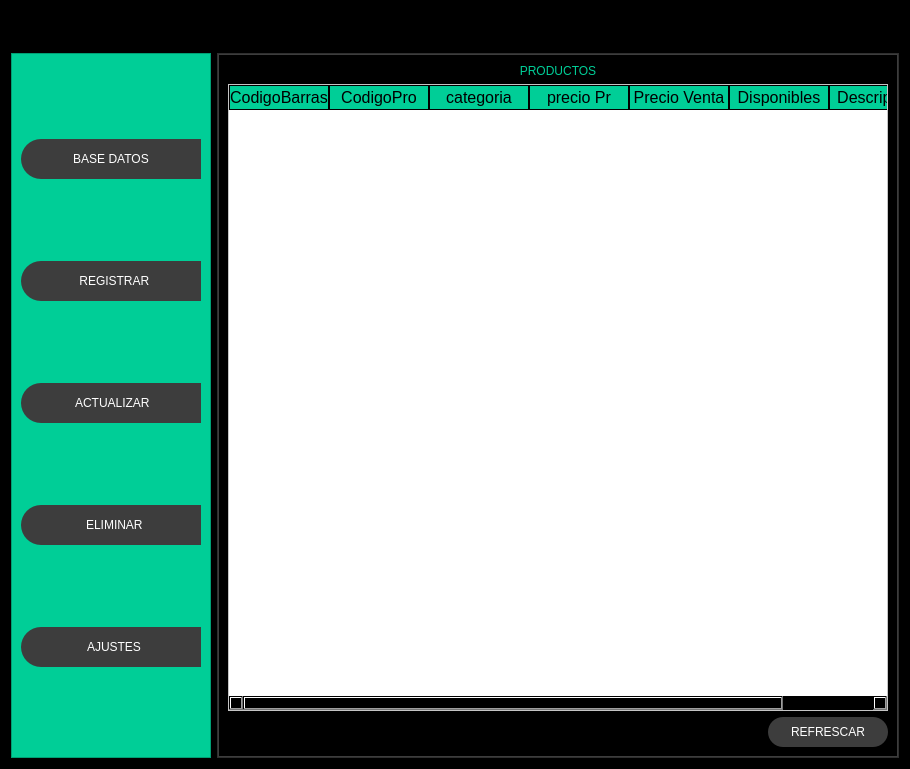
The window that diseño.ui (jose99II/repositorioBd) describes before a commit, drawn with Qt 5.
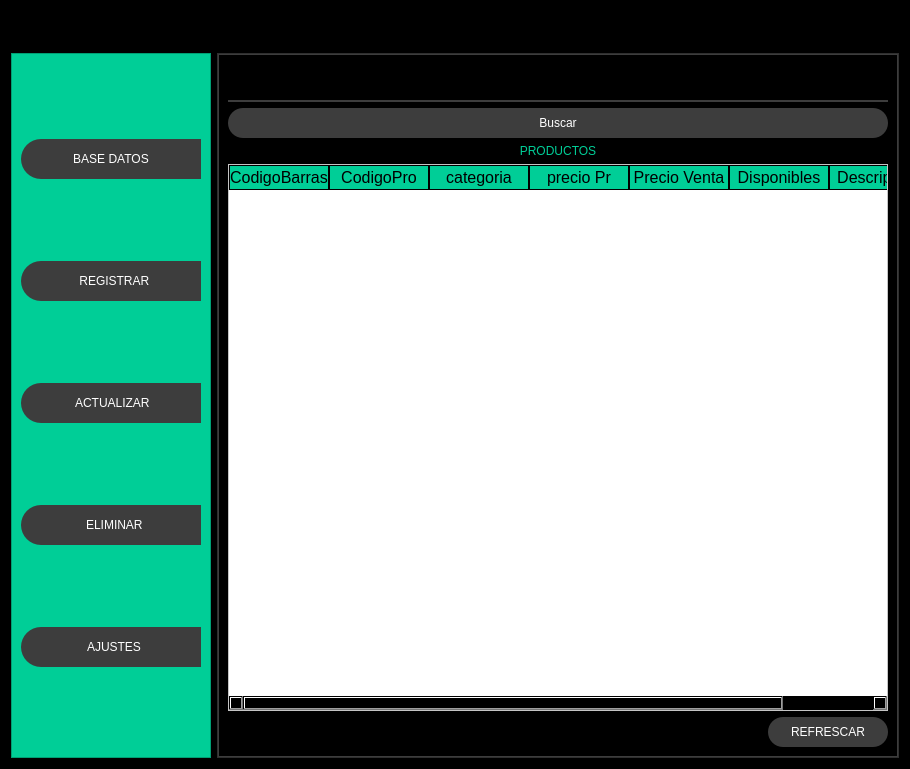
The same window after the commit. Icons and pictures are not drawn.

Patch:
```diff
--- a/diseño.ui
+++ b/diseño.ui
@@ -546,6 +546,35 @@
                 <layout class="QVBoxLayout" name="verticalLayout_9">
                  <item>
                   <layout class="QVBoxLayout" name="verticalLayout_4">
+                   <item>
+                    <spacer name="horizontalSpacer_4">
+                     <property name="orientation">
+                      <enum>Qt::Horizontal</enum>
+                     </property>
+                     <property name="sizeHint" stdset="0">
+                      <size>
+                       <width>40</width>
+                       <height>20</height>
+                      </size>
+                     </property>
+                    </spacer>
+                   </item>
+                   <item>
+                    <widget class="QLineEdit" name="buscar"/>
+                   </item>
+                   <item>
+                    <widget class="QPushButton" name="btnBuscar">
+                     <property name="minimumSize">
+                      <size>
+                       <width>20</width>
+                       <height>30</height>
+                      </size>
+                     </property>
+                     <property name="text">
+                      <string>Buscar</string>
+                     </property>
+                    </widget>
+                   </item>
                    <item>
                     <widget class="QLabel" name="label_3">
                      <property name="text">
```
Left out of the diff: 15 changed lines with no effect on the pictures.
